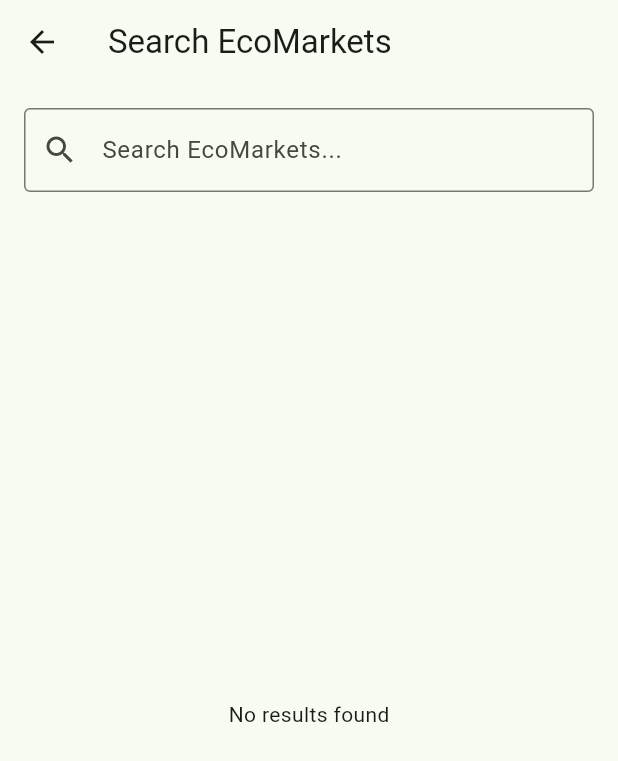
After one commit to migalha212/ESOF-1, a Flutter app: the MapPage screen opened directly, after a tap on "EcoFinder", on a phone screen of 412 x 824 dp. The commit adds this screen. Shown: the top 761 px of the screen. Run offline on Flutter 3.47's test engine with Material 3 defaults, Android fonts, the phone set to English and light mode, and no system bars; our stand-ins replace cloud_firestore, firebase_core, google_maps_flutter, location; accounts and stored records are empty.

Commit message:
Created search page

```diff
--- a/lib/pages/map_page.dart
+++ b/lib/pages/map_page.dart
@@ -1,8 +1,11 @@
+import 'package:EcoFinder/pages/search_page.dart';
 import 'package:cloud_firestore/cloud_firestore.dart';
 import 'package:flutter/material.dart';
 import 'package:google_maps_flutter/google_maps_flutter.dart';
 import 'package:location/location.dart';
 import 'package:flutter/services.dart' show rootBundle;
+
+import 'landing_page.dart';
 
 class MapPage extends StatefulWidget {
   const MapPage({super.key});
@@ -106,6 +109,14 @@ class _MapPageState extends State<MapPage> {
               child: MouseRegion(
                 onEnter: (_) => setState(() => _hovering = true),
                 onExit: (_) => setState(() => _hovering = false),
+                child: GestureDetector(
+                  onTap: () {
+                    // Navigate to the SearchPage
+                    Navigator.push(
+                      context,
+                      MaterialPageRoute(builder: (context) => const SearchPage()),
+                    );
+                  },
                   child: AnimatedContainer(
                     duration: Duration(milliseconds: 200),
                     width: _hovering ? 180 : 160,
@@ -135,6 +146,7 @@ class _MapPageState extends State<MapPage> {
                 ),
               ),
             ),
+          )
         ],
       ),
     );
--- /dev/null
+++ b/lib/pages/search_page.dart
@@ -0,0 +1,99 @@
+import 'package:cloud_firestore/cloud_firestore.dart';
+import 'package:flutter/material.dart';
+
+class SearchPage extends StatefulWidget {
+  const SearchPage({super.key});
+
+  @override
+  State<SearchPage> createState() => _SearchPageState();
+}
+
+class _SearchPageState extends State<SearchPage> {
+  TextEditingController _searchController = TextEditingController();
+  List<DocumentSnapshot> _searchResults = [];
+
+  // Function to perform the search
+  Future<void> _searchMarkets() async {
+    String query = _searchController.text;
+    if (query.isNotEmpty) {
+      QuerySnapshot querySnapshot = await FirebaseFirestore.instance
+          .collection('businesses')
+          .where('name', isGreaterThanOrEqualTo: query)
+          .where('name', isLessThanOrEqualTo: query + '\uf8ff')
+          .get();
+
+      setState(() {
+        _searchResults = querySnapshot.docs;
+      });
+    } else {
+      setState(() {
+        _searchResults = [];
+      });
+    }
+  }
+
+  @override
+  void initState() {
+    super.initState();
+    _searchController.addListener(_searchMarkets);
+  }
+
+  @override
+  void dispose() {
+    _searchController.removeListener(_searchMarkets);
+    super.dispose();
+  }
+
+  @override
+  Widget build(BuildContext context) {
+    return Scaffold(
+      appBar: AppBar(title: Text('Search EcoMarkets')),
+      body: Padding(
+        padding: const EdgeInsets.all(16.0),
+        child: Column(
+          children: [
+            // Search Bar
+            TextField(
+              controller: _searchController,
+              decoration: InputDecoration(
+                labelText: 'Search EcoMarkets...',
+                hintText: 'Type the market name',
+                border: OutlineInputBorder(),
+                prefixIcon: Icon(Icons.search),
+              ),
+            ),
+            SizedBox(height: 16),
+            // Display Search Results
+            Expanded(
+              child: _searchResults.isEmpty
+                  ? Center(child: Text('No results found'))
+                  : ListView.builder(
+                itemCount: _searchResults.length,
+                itemBuilder: (context, index) {
+                  var data = _searchResults[index].data() as Map<String, dynamic>;
+                  return Card(
+                    margin: const EdgeInsets.symmetric(vertical: 8),
+                    shape: RoundedRectangleBorder(
+                      borderRadius: BorderRadius.circular(15),
+                    ),
+                    elevation: 4,
+                    child: ListTile(
+                      contentPadding: const EdgeInsets.all(12),
+                      leading: Icon(Icons.shopping_bag, color: Colors.green),
+                      title: Text(data['name'], style: TextStyle(fontWeight: FontWeight.bold)),
+                      subtitle: Text(data['description'] ?? 'No description available'),
+                      onTap: () {
+                        // Optionally, you can navigate to a detail page
+                        // Navigator.push(context, MaterialPageRoute(builder: (context) => MarketDetailPage(marketData: data)));
+                      },
+                    ),
+                  );
+                },
+              ),
+            ),
+          ],
+        ),
+      ),
+    );
+  }
+}
--- a/pubspec.yaml
+++ b/pubspec.yaml
@@ -14,7 +14,7 @@ dependencies:
     sdk: flutter
 
   google_maps_flutter: ^2.5.0
-  location: ^5.0.3
+  location: ^8.0.0
 
   firebase_core: ^3.13.0
   cloud_firestore: ^5.6.6
```
Also changed, not shown: 1 other file. Lines whose indentation alone changed are shown as unchanged.
